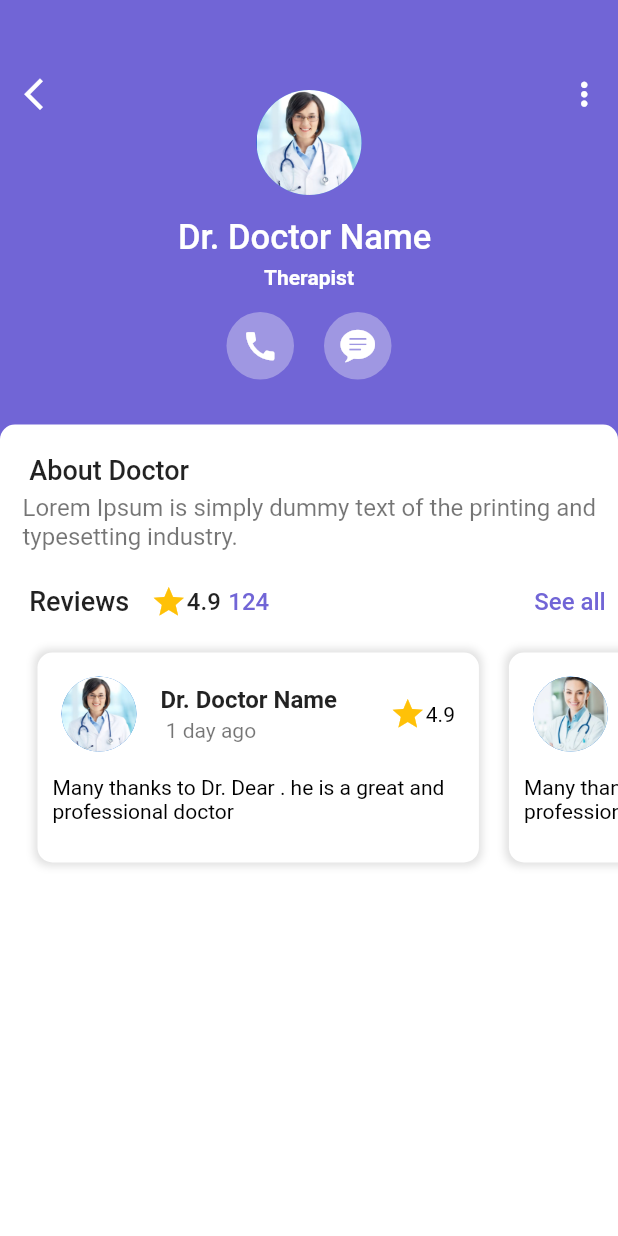
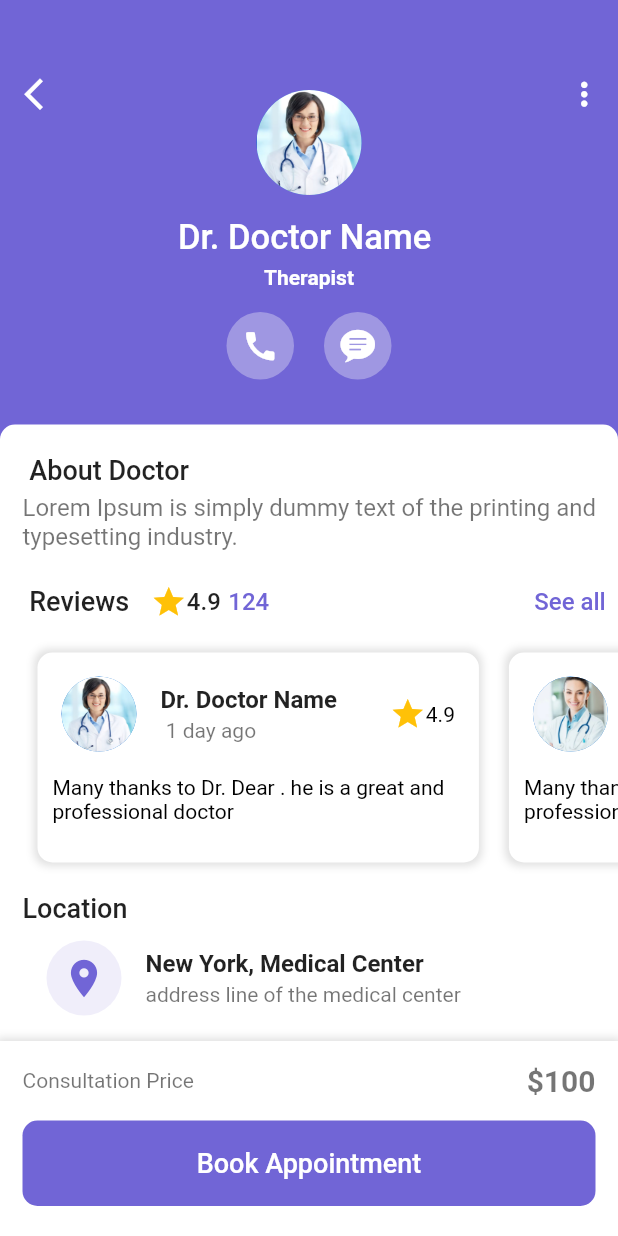
Before and after one commit to NourhanAbuGhaly/medical_healthcare_app, a Flutter app: the AppointmentScreen screen opened directly, on a phone screen of 412 x 824 dp. Run offline on Flutter 3.47's test engine with Material 2 defaults, Android fonts, the phone set to English and light mode, and no system bars.

Commit message:
medical_healthcare_app6

```diff
--- a/lib/main.dart
+++ b/lib/main.dart
@@ -15,7 +15,7 @@ class MyApp extends StatelessWidget {
   Widget build(BuildContext context) {
     return MaterialApp(
       debugShowCheckedModeBanner: false,
-      home: AppointmentScreen(),
+      home: WelcomeScreen(),
     );
   }
 }
--- a/lib/screens/appointment_screen.dart
+++ b/lib/screens/appointment_screen.dart
@@ -259,12 +259,99 @@ class AppointmentScreen extends StatelessWidget {
                           );
                         }),
                   ),
+                  SizedBox(
+                    height: 10,
+                  ),
+                  Text(
+                    "Location",
+                    style: TextStyle(
+                      fontSize: 18,
+                      fontWeight: FontWeight.w500,
+                    ),
+                  ),
+                  ListTile(
+                    leading: Container(
+                      padding: EdgeInsets.all(10),
+                      decoration: BoxDecoration(
+                          color: Color(0xFFF0EEFA), shape: BoxShape.circle),
+                      child: Icon(
+                        Icons.location_on,
+                        color: Color(0xFF7165D6),
+                        size: 30,
+                      ),
+                    ),
+                    title: Text(
+                      "New York, Medical Center",
+                      style: TextStyle(fontWeight: FontWeight.bold),
+                    ),
+                    subtitle: Text(
+                      "address line of the medical center",
+                      style: TextStyle(),
+                    ),
+                  )
                 ],
               ),
             )
           ],
         ),
       ),
+      bottomNavigationBar: Container(
+          padding: EdgeInsets.all(15),
+          height: 130,
+          decoration: BoxDecoration(
+            color: Colors.white,
+            boxShadow: [
+              BoxShadow(
+                color: Colors.black12,
+                blurRadius: 4,
+                spreadRadius: 2,
+              ),
+            ],
+          ),
+          child: Column(
+            children: [
+              Row(
+                mainAxisAlignment: MainAxisAlignment.spaceBetween,
+                children: [
+                  Text(
+                    "Consultation Price",
+                    style: TextStyle(
+                      color: Colors.black54,
+                    ),
+                  ),
+                  Text(
+                    " \$100",
+                    style: TextStyle(
+                        color: Colors.black54,
+                        fontWeight: FontWeight.bold,
+                        fontSize: 20),
+                  ),
+                ],
+              ),
+              SizedBox(
+                height: 15,
+              ),
+              InkWell(
+                onTap: () {},
+                child: Container(
+                  width: MediaQuery.of(context).size.width,
+                  padding: EdgeInsets.symmetric(vertical: 18),
+                  decoration: BoxDecoration(
+                      color: Color(0xFF7165D6),
+                      borderRadius: BorderRadius.circular(10)),
+                  child: Center(
+                    child: Text(
+                      "Book Appointment",
+                      style: TextStyle(
+                          color: Colors.white,
+                          fontSize: 18,
+                          fontWeight: FontWeight.w500),
+                    ),
+                  ),
+                ),
+              ),
+            ],
+          )),
     );
   }
 }
--- a/lib/screens/setting_screen.dart
+++ b/lib/screens/setting_screen.dart
@@ -1,9 +1,37 @@
 import 'package:flutter/material.dart';
+
 class SettingScreen extends StatelessWidget {
   const SettingScreen({super.key});
 
   @override
   Widget build(BuildContext context) {
-    return const Placeholder();
+    return Padding(
+      padding: EdgeInsets.only(
+        top: 50,
+        left: 20,
+        right: 20,
+      ),
+      child: Column(
+        crossAxisAlignment: CrossAxisAlignment.start,
+        children: [
+          Text(
+            "Settings",
+            style: TextStyle(
+              fontWeight: FontWeight.w500,
+              fontSize: 30,
+            ),
+          ),
+          SizedBox(
+            height: 30,
+          ),
+          ListTile(
+            leading: CircleAvatar(
+              radius: 30,
+              backgroundImage: AssetImage("images/doctor1.jpg"),
+            ),
+          )
+        ],
+      ),
+    );
   }
 }
```
